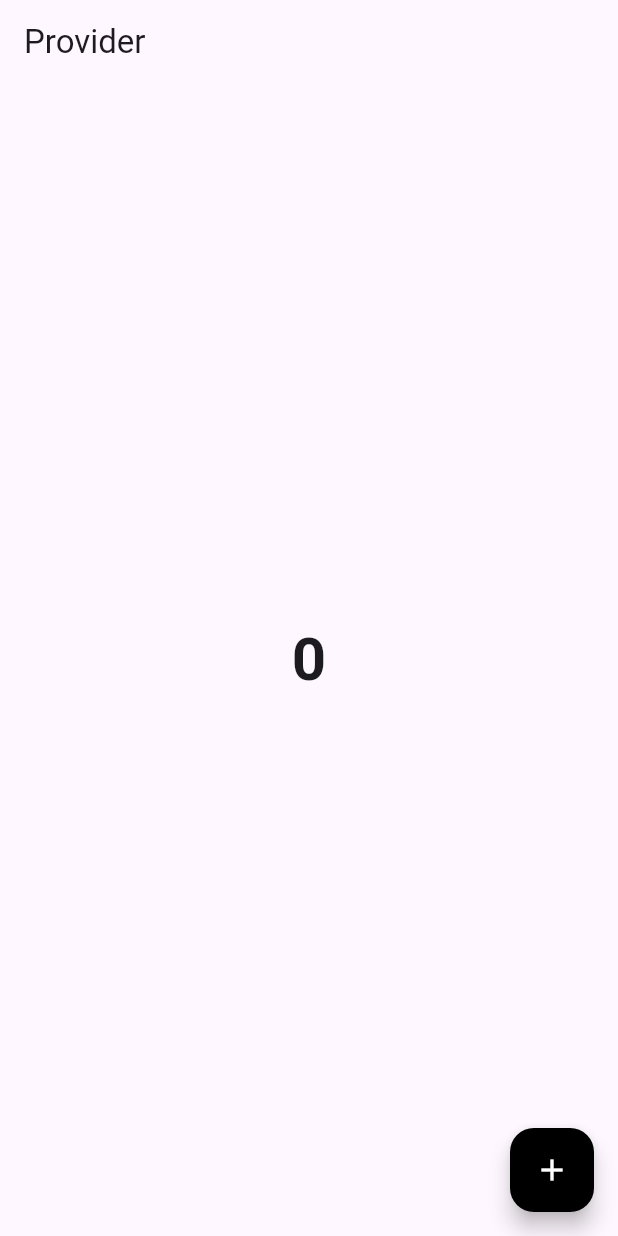
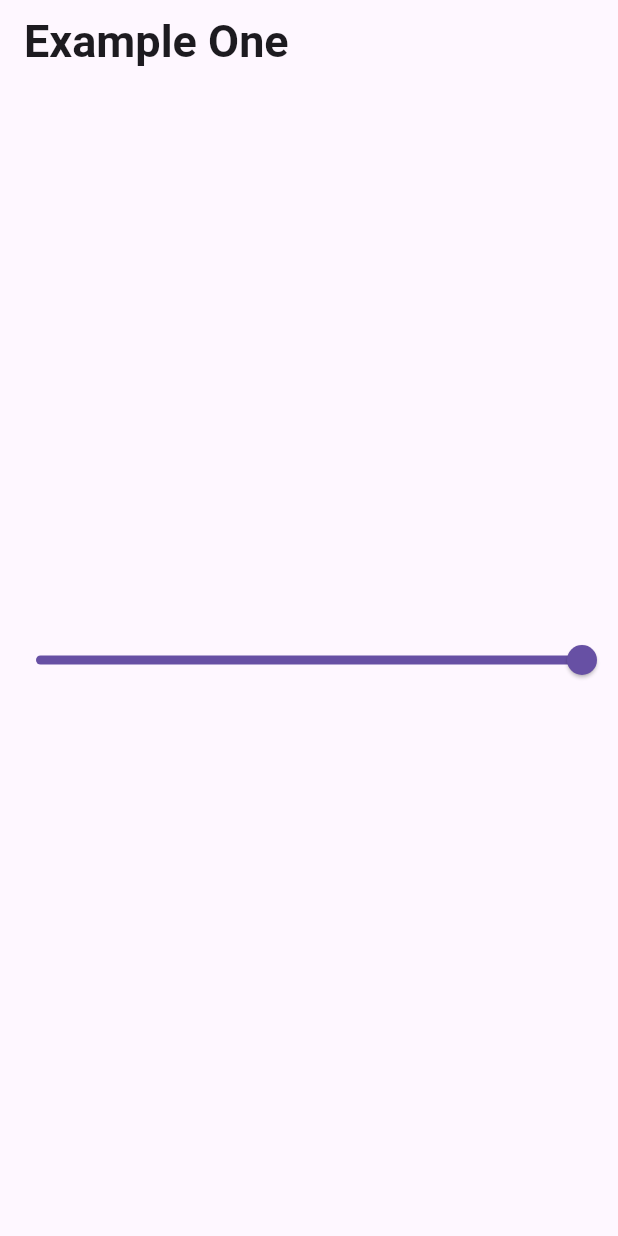
Before and after one commit to raufjd/provider_statement, a Flutter app: the first screen one second after launch, on a phone screen of 412 x 824 dp. Run offline on Flutter 3.47's test engine with Material 3 defaults, Android fonts, the phone set to English and light mode, and no system bars.

Commit message:
'multi_provider'

```diff
--- a/lib/main.dart
+++ b/lib/main.dart
@@ -1,7 +1,9 @@
 import 'package:flutter/material.dart';
 import 'package:provider/provider.dart';
 import 'package:provider_statement/provider/count_provider.dart';
+import 'package:provider_statement/provider/example_one_provider.dart';
 import 'package:provider_statement/screens/count_example.dart';
+import 'package:provider_statement/screens/example_one.dart';
 import 'provider/count_provider.dart';
 
 void main() {
@@ -12,11 +14,15 @@ class MyApp extends StatelessWidget {
   const MyApp({super.key});
   @override
   Widget build(BuildContext context) {
-    return ChangeNotifierProvider(
-      create: (_) => CountProvider(),
+    return MultiProvider(
+    providers: [
+
+      ChangeNotifierProvider(create: (_) => CountProvider()),
+      ChangeNotifierProvider(create: (_) => ExampleOneProvider())
+    ],
         child: MaterialApp(
           debugShowCheckedModeBanner: false,
-          home:  CountExample(),
+          home:  ExampleOneScreen(),
         )
 
     );
--- /dev/null
+++ b/lib/provider/example_one_provider.dart
@@ -0,0 +1,14 @@
+import 'package:flutter/cupertino.dart';
+import 'package:flutter/foundation.dart';
+
+class ExampleOneProvider with ChangeNotifier {
+
+  double _value = 1.0;
+
+  double get value => _value ;
+
+  void setValue(double val){
+    _value = val ;
+    notifyListeners();
+  }
+}
--- /dev/null
+++ b/lib/screens/example_one.dart
@@ -0,0 +1,66 @@
+import 'package:flutter/material.dart';
+import 'package:provider/provider.dart';
+import 'package:provider_statement/provider/example_one_provider.dart';
+
+class ExampleOneScreen extends StatefulWidget {
+  const ExampleOneScreen({super.key});
+
+  @override
+  State<ExampleOneScreen> createState() => _ExampleOneScreen();
+}
+
+class _ExampleOneScreen extends State<ExampleOneScreen> {
+  double value = 1.0;
+  @override
+  Widget build(BuildContext context) {
+  //  final provider = Provider.of<ExampleOneProvider>(context , listen: false);
+    return  Scaffold(
+      appBar: AppBar(
+        title: Text("Example One" ,
+          style: TextStyle(
+          fontSize: 30,
+            fontWeight: FontWeight.bold
+        ),),
+      ),
+      body: Column(
+        mainAxisAlignment: MainAxisAlignment.center,
+        children: [
+          Consumer<ExampleOneProvider>(builder: (context , value , child){
+            return Slider(
+                min: 0,
+                max: 1,
+                value:value.value ,
+                onChanged: (val){
+                  value.setValue(val);
+
+                }
+            );
+          }
+          ),
+
+            Consumer<ExampleOneProvider>(builder: (context, value, child) {
+             return Row(
+                  children: [
+                    Expanded(
+    child: Container(
+    color: Colors.green.withValues(
+    alpha: value.value,
+    ),
+    ),
+    ),
+    Expanded(
+    child: Container(
+    color: Colors.red.withValues(
+    alpha: value.value,
+    ),
+    ),
+    ),
+    ],
+    );
+    },
+    )
+        ],
+      ),
+    );
+  }
+}
```
